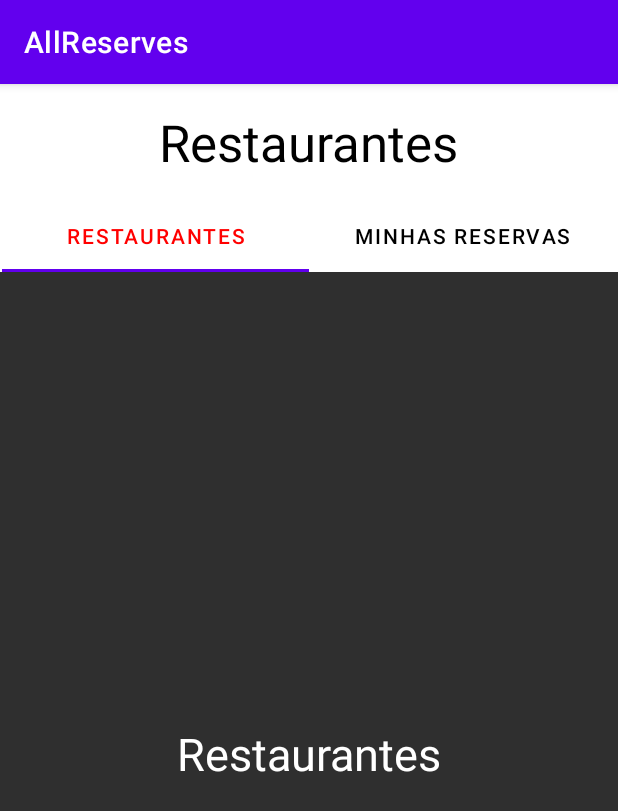
After one commit to vinicalmeida38/all-reserves, an Android app: the ListaRestaurantes screen opened directly, with no data from a screen before it, on a phone screen of 412 x 824 dp. The commit adds this screen. Shown: the top 811 px of the screen. Run offline under Robolectric (Android 15) with nearby library versions, the phone set to English and light mode, and no system bars.

Commit message:
Lista de restaurantes e minhas reservas

```diff
--- a/app/build.gradle
+++ b/app/build.gradle
@@ -32,6 +32,7 @@ dependencies {
     implementation 'androidx.appcompat:appcompat:1.3.1'
     implementation 'com.google.android.material:material:1.4.0'
     implementation 'androidx.constraintlayout:constraintlayout:2.1.1'
+    implementation 'androidx.legacy:legacy-support-v4:1.0.0'
     testImplementation 'junit:junit:4.+'
     androidTestImplementation 'androidx.test.ext:junit:1.1.3'
     androidTestImplementation 'androidx.test.espresso:espresso-core:3.4.0'
--- a/app/src/main/AndroidManifest.xml
+++ b/app/src/main/AndroidManifest.xml
@@ -10,6 +10,9 @@
         android:supportsRtl="true"
         android:theme="@style/Theme.AllReserves">
         <activity
+            android:name=".ListaRestaurantes"
+            android:exported="true" />
+        <activity
             android:name=".MainActivity"
             android:exported="true">
             <intent-filter>
--- /dev/null
+++ b/app/src/main/java/com/example/allreserves/FragmentAdapter.java
@@ -0,0 +1,30 @@
+package com.example.allreserves;
+
+import androidx.annotation.NonNull;
+import androidx.fragment.app.Fragment;
+import androidx.fragment.app.FragmentManager;
+import androidx.lifecycle.Lifecycle;
+import androidx.viewpager2.adapter.FragmentStateAdapter;
+
+
+public class FragmentAdapter extends FragmentStateAdapter {
+    public FragmentAdapter(@NonNull FragmentManager fragmentManager, @NonNull Lifecycle lifecycle) {
+        super(fragmentManager, lifecycle);
+    }
+
+    @NonNull
+    @Override
+    public Fragment createFragment(int position) {
+        if(position == 0) {
+            return new Restaurantes();
+        }
+        else {
+            return new MinhasReservas();
+        }
+    }
+
+    @Override
+    public int getItemCount() {
+        return 2;
+    }
+}
--- /dev/null
+++ b/app/src/main/java/com/example/allreserves/ListaRestaurantes.java
@@ -0,0 +1,53 @@
+package com.example.allreserves;
+
+import androidx.appcompat.app.AppCompatActivity;
+import androidx.fragment.app.FragmentManager;
+import androidx.viewpager2.widget.ViewPager2;
+
+import android.os.Bundle;
+
+import com.google.android.material.tabs.TabLayout;
+
+public class ListaRestaurantes extends AppCompatActivity {
+    private TabLayout tabLayout;
+    private ViewPager2 viewPager;
+    private FragmentAdapter adapter;
+
+    @Override
+    protected void onCreate(Bundle savedInstanceState) {
+        super.onCreate(savedInstanceState);
+        setContentView(R.layout.activity_lista_restaurantes);
+
+        tabLayout = findViewById(R.id.tabLayout);
+        viewPager = findViewById(R.id.viewPager);
+
+        FragmentManager fm = getSupportFragmentManager();
+
+        adapter = new FragmentAdapter(fm, getLifecycle());
+        viewPager.setAdapter(adapter);
+
+        tabLayout.addOnTabSelectedListener(new TabLayout.OnTabSelectedListener() {
+            @Override
+            public void onTabSelected(TabLayout.Tab tab) {
+                viewPager.setCurrentItem(tab.getPosition());
+            }
+
+            @Override
+            public void onTabUnselected(TabLayout.Tab tab) {
+
+            }
+
+            @Override
+            public void onTabReselected(TabLayout.Tab tab) {
+
+            }
+        });
+
+        viewPager.registerOnPageChangeCallback(new ViewPager2.OnPageChangeCallback() {
+            @Override
+            public void onPageSelected(int position) {
+                tabLayout.selectTab(tabLayout.getTabAt(position));
+            }
+        });
+    }
+}
--- /dev/null
+++ b/app/src/main/java/com/example/allreserves/MinhasReservas.java
@@ -0,0 +1,18 @@
+package com.example.allreserves;
+
+import android.os.Bundle;
+
+import androidx.fragment.app.Fragment;
+
+import android.view.LayoutInflater;
+import android.view.View;
+import android.view.ViewGroup;
+
+public class MinhasReservas extends Fragment {
+    @Override
+    public View onCreateView(LayoutInflater inflater, ViewGroup container,
+                             Bundle savedInstanceState) {
+        // Inflate the layout for this fragment
+        return inflater.inflate(R.layout.fragment_minhas_reservas, container, false);
+    }
+}
--- /dev/null
+++ b/app/src/main/java/com/example/allreserves/Restaurantes.java
@@ -0,0 +1,18 @@
+package com.example.allreserves;
+
+import android.os.Bundle;
+
+import androidx.fragment.app.Fragment;
+
+import android.view.LayoutInflater;
+import android.view.View;
+import android.view.ViewGroup;
+
+public class Restaurantes extends Fragment {
+    @Override
+    public View onCreateView(LayoutInflater inflater, ViewGroup container,
+                             Bundle savedInstanceState) {
+        // Inflate the layout for this fragment
+        return inflater.inflate(R.layout.fragment_restaurantes, container, false);
+    }
+}
--- /dev/null
+++ b/app/src/main/res/layout/activity_lista_restaurantes.xml
@@ -0,0 +1,55 @@
+<?xml version="1.0" encoding="utf-8"?>
+<androidx.constraintlayout.widget.ConstraintLayout xmlns:android="http://schemas.android.com/apk/res/android"
+    xmlns:app="http://schemas.android.com/apk/res-auto"
+    xmlns:tools="http://schemas.android.com/tools"
+    android:layout_width="match_parent"
+    android:layout_height="match_parent"
+    tools:context=".ListaRestaurantes">
+
+    <TextView
+        android:id="@+id/textView"
+        android:layout_width="wrap_content"
+        android:layout_height="wrap_content"
+        android:layout_marginTop="16dp"
+        android:text="Restaurantes"
+        android:textColor="#000000"
+        android:textSize="34sp"
+        app:layout_constraintEnd_toEndOf="parent"
+        app:layout_constraintStart_toStartOf="parent"
+        app:layout_constraintTop_toTopOf="parent" />
+
+    <com.google.android.material.tabs.TabLayout
+        android:id="@+id/tabLayout"
+        android:layout_width="409dp"
+        android:layout_height="wrap_content"
+        android:layout_marginTop="16dp"
+        app:layout_constraintEnd_toEndOf="parent"
+        app:layout_constraintStart_toStartOf="parent"
+        app:layout_constraintTop_toBottomOf="@+id/textView"
+        app:tabSelectedTextColor="#FF0000"
+        app:tabTextColor="#000000">
+
+        <com.google.android.material.tabs.TabItem
+            android:layout_width="wrap_content"
+            android:layout_height="wrap_content"
+            android:text="Restaurantes" />
+
+        <com.google.android.material.tabs.TabItem
+            android:layout_width="wrap_content"
+            android:layout_height="wrap_content"
+            android:text="Minhas reservas" />
+    </com.google.android.material.tabs.TabLayout>
+
+    <androidx.viewpager2.widget.ViewPager2
+        android:id="@+id/viewPager"
+        android:layout_width="match_parent"
+        android:layout_height="0dp"
+        android:background="#2F2F2F"
+        app:layout_constraintBottom_toBottomOf="parent"
+        app:layout_constraintEnd_toEndOf="parent"
+        app:layout_constraintHorizontal_bias="0.0"
+        app:layout_constraintStart_toStartOf="parent"
+        app:layout_constraintTop_toBottomOf="@+id/tabLayout"
+        app:layout_constraintVertical_bias="0.0" />
+
+</androidx.constraintlayout.widget.ConstraintLayout>
--- /dev/null
+++ b/app/src/main/res/layout/fragment_minhas_reservas.xml
@@ -0,0 +1,18 @@
+<?xml version="1.0" encoding="utf-8"?>
+<FrameLayout xmlns:android="http://schemas.android.com/apk/res/android"
+    xmlns:tools="http://schemas.android.com/tools"
+    android:layout_width="match_parent"
+    android:layout_height="match_parent"
+    android:background="#2F2F2F"
+    tools:context=".MinhasReservas">
+
+    <!-- TODO: Update blank fragment layout -->
+    <TextView
+        android:layout_width="match_parent"
+        android:layout_height="match_parent"
+        android:gravity="center"
+        android:text="Minhas Reservas"
+        android:textColor="@color/white"
+        android:textSize="30dp" />
+
+</FrameLayout>
--- /dev/null
+++ b/app/src/main/res/layout/fragment_restaurantes.xml
@@ -0,0 +1,17 @@
+<?xml version="1.0" encoding="utf-8"?>
+<FrameLayout xmlns:android="http://schemas.android.com/apk/res/android"
+    xmlns:tools="http://schemas.android.com/tools"
+    android:layout_width="match_parent"
+    android:layout_height="match_parent"
+    tools:context=".Restaurantes">
+
+    <!-- TODO: Update blank fragment layout -->
+    <TextView
+        android:layout_width="match_parent"
+        android:layout_height="match_parent"
+        android:text="Restaurantes"
+        android:gravity="center"
+        android:textColor="@color/white"
+        android:textSize="30dp"/>
+
+</FrameLayout>
--- a/app/src/main/res/values/strings.xml
+++ b/app/src/main/res/values/strings.xml
@@ -1,3 +1,5 @@
 <resources>
     <string name="app_name">AllReserves</string>
+    <!-- TODO: Remove or change this placeholder text -->
+    <string name="hello_blank_fragment">Hello blank fragment</string>
 </resources>
```
